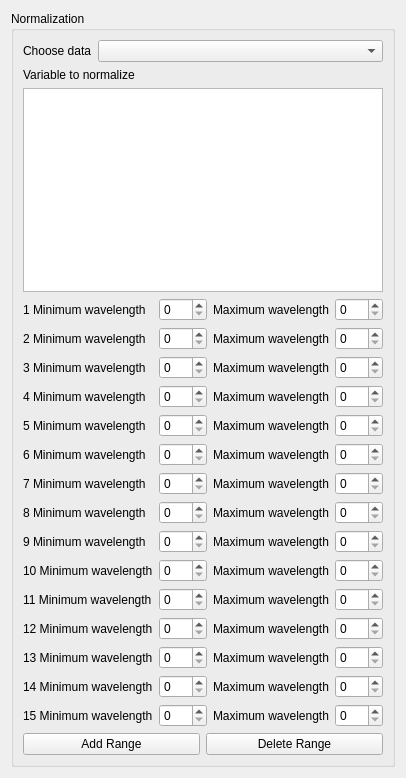
tthatcher95/PyHAT_Point_Spectra_GUI, file ui/Normalization.ui: the form before one commit.
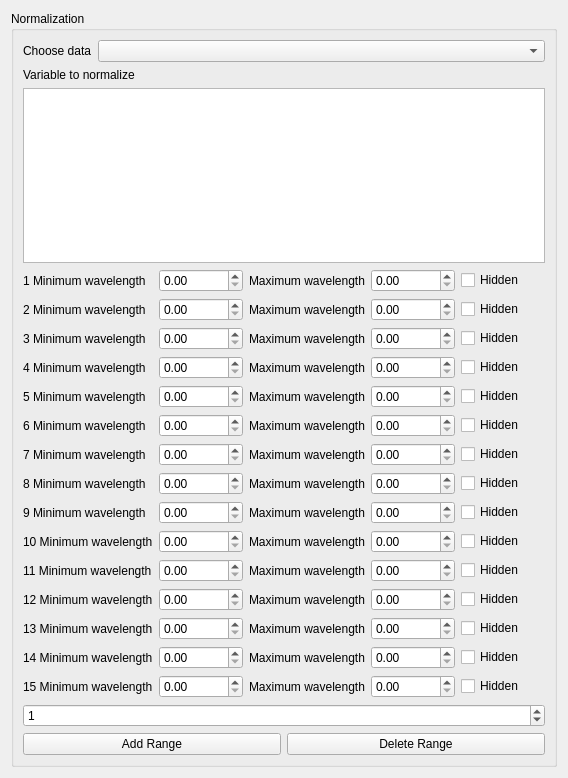
The form after the commit.

Commit message:
Major update to the normalization module
Better management of hiding/showing ranges
Automatically finds breaks in the spectrum
Sets min max of range to min max of data

Diff of the .ui file:
```diff
--- a/ui/Normalization.ui
+++ b/ui/Normalization.ui
@@ -6,7 +6,7 @@
    <rect>
     <x>0</x>
     <y>0</y>
-    <width>406</width>
+    <width>568</width>
     <height>778</height>
    </rect>
   </property>
@@ -56,6 +56,30 @@
       </item>
       <item>
        <layout class="QGridLayout" name="waveLengthLayout">
+        <item row="5" column="4">
+         <widget class="QCheckBox" name="hidden_6">
+          <property name="text">
+           <string>Hidden</string>
+          </property>
+         </widget>
+        </item>
+        <item row="3" column="4">
+         <widget class="QCheckBox" name="hidden_4">
+          <property name="text">
+           <string>Hidden</string>
+          </property>
+         </widget>
+        </item>
+        <item row="0" column="4">
+         <widget class="QCheckBox" name="hidden_1">
+          <property name="text">
+           <string>Hidden</string>
+          </property>
+          <property name="checked">
+           <bool>false</bool>
+          </property>
+         </widget>
+        </item>
         <item row="0" column="0">
          <widget class="QLabel" name="minimumWavelengthLabel">
           <property name="text">
@@ -63,9 +87,6 @@
           </property>
          </widget>
         </item>
-        <item row="0" column="1">
-         <widget class="QSpinBox" name="minimumWavelengthSpinBox"/>
-        </item>
         <item row="0" column="2">
          <widget class="QLabel" name="maximumWavelengthLabel">
           <property name="text">
@@ -73,9 +94,6 @@
           </property>
          </widget>
         </item>
-        <item row="0" column="3">
-         <widget class="QSpinBox" name="maximumWavelengthSpinBox"/>
-        </item>
         <item row="1" column="0">
          <widget class="QLabel" name="minimumWavelengthLabel_2">
           <property name="text">
@@ -83,9 +101,6 @@
           </property>
          </widget>
         </item>
-        <item row="1" column="1">
-         <widget class="QSpinBox" name="minimumWavelengthSpinBox_2"/>
-        </item>
         <item row="1" column="2">
          <widget class="QLabel" name="maximumWavelengthLabel_2">
           <property name="text">
@@ -93,9 +108,6 @@
           </property>
          </widget>
         </item>
-        <item row="1" column="3">
-         <widget class="QSpinBox" name="maximumWavelengthSpinBox_2"/>
-        </item>
         <item row="2" column="0">
          <widget class="QLabel" name="minimumWavelengthLabel_3">
           <property name="text">
@@ -103,9 +115,6 @@
           </property>
          </widget>
         </item>
-        <item row="2" column="1">
-         <widget class="QSpinBox" name="minimumWavelengthSpinBox_3"/>
-        </item>
         <item row="2" column="2">
          <widget class="QLabel" name="maximumWavelengthLabel_3">
           <property name="text">
@@ -113,9 +122,6 @@
           </property>
          </widget>
         </item>
-        <item row="2" column="3">
-         <widget class="QSpinBox" name="maximumWavelengthSpinBox_3"/>
-        </item>
         <item row="3" column="0">
          <widget class="QLabel" name="minimumWavelengthLabel_4">
           <property name="text">
@@ -123,9 +129,6 @@
           </property>
          </widget>
         </item>
-        <item row="3" column="1">
-         <widget class="QSpinBox" name="minimumWavelengthSpinBox_4"/>
-        </item>
         <item row="3" column="2">
          <widget class="QLabel" name="maximumWavelengthLabel_4">
           <property name="text">
@@ -133,9 +136,6 @@
           </property>
          </widget>
         </item>
-        <item row="3" column="3">
-         <widget class="QSpinBox" name="maximumWavelengthSpinBox_4"/>
-        </item>
         <item row="4" column="0">
          <widget class="QLabel" name="minimumWavelengthLabel_5">
           <property name="text">
@@ -143,9 +143,6 @@
           </property>
          </widget>
         </item>
-        <item row="4" column="1">
-         <widget class="QSpinBox" name="minimumWavelengthSpinBox_5"/>
-        </item>
         <item row="4" column="2">
          <widget class="QLabel" name="maximumWavelengthLabel_5">
           <property name="text">
@@ -153,9 +150,6 @@
           </property>
          </widget>
         </item>
-        <item row="4" column="3">
-         <widget class="QSpinBox" name="maximumWavelengthSpinBox_5"/>
-        </item>
         <item row="5" column="0">
          <widget class="QLabel" name="minimumWavelengthLabel_6">
           <property name="text">
@@ -163,9 +157,6 @@
           </property>
          </widget>
         </item>
-        <item row="5" column="1">
-         <widget class="QSpinBox" name="minimumWavelengthSpinBox_6"/>
-        </item>
         <item row="5" column="2">
          <widget class="QLabel" name="maximumWavelengthLabel_6">
           <property name="text">
@@ -173,9 +164,6 @@
           </property>
          </widget>
         </item>
-        <item row="5" column="3">
-         <widget class="QSpinBox" name="maximumWavelengthSpinBox_6"/>
-        </item>
         <item row="6" column="0">
          <widget class="QLabel" name="minimumWavelengthLabel_7">
           <property name="text">
@@ -183,9 +171,6 @@
           </property>
          </widget>
         </item>
-        <item row="6" column="1">
-         <widget class="QSpinBox" name="minimumWavelengthSpinBox_7"/>
-        </item>
         <item row="6" column="2">
          <widget class="QLabel" name="maximumWavelengthLabel_7">
           <property name="text">
@@ -193,9 +178,6 @@
           </property>
          </widget>
         </item>
-        <item row="6" column="3">
-         <widget class="QSpinBox" name="maximumWavelengthSpinBox_7"/>
-        </item>
         <item row="7" column="0">
          <widget class="QLabel" name="minimumWavelengthLabel_8">
           <property name="text">
@@ -203,9 +185,6 @@
           </property>
          </widget>
         </item>
-        <item row="7" column="1">
-         <widget class="QSpinBox" name="minimumWavelengthSpinBox_8"/>
-        </item>
         <item row="7" column="2">
          <widget class="QLabel" name="maximumWavelengthLabel_8">
           <property name="text">
@@ -213,9 +192,6 @@
           </property>
          </widget>
         </item>
-        <item row="7" column="3">
-         <widget class="QSpinBox" name="maximumWavelengthSpinBox_8"/>
-        </item>
         <item row="8" column="0">
          <widget class="QLabel" name="minimumWavelengthLabel_9">
           <property name="text">
@@ -223,9 +199,6 @@
           </property>
          </widget>
         </item>
-        <item row="8" column="1">
-         <widget class="QSpinBox" name="minimumWavelengthSpinBox_9"/>
-        </item>
         <item row="8" column="2">
          <widget class="QLabel" name="maximumWavelengthLabel_9">
           <property name="text">
@@ -233,9 +206,6 @@
           </property>
          </widget>
         </item>
-        <item row="8" column="3">
-         <widget class="QSpinBox" name="maximumWavelengthSpinBox_9"/>
-        </item>
         <item row="9" column="0">
          <widget class="QLabel" name="minimumWavelengthLabel_10">
           <property name="text">
@@ -243,9 +213,6 @@
           </property>
          </widget>
         </item>
-        <item row="9" column="1">
-         <widget class="QSpinBox" name="minimumWavelengthSpinBox_10"/>
-        </item>
         <item row="9" column="2">
          <widget class="QLabel" name="maximumWavelengthLabel_10">
           <property name="text">
@@ -253,9 +220,6 @@
           </property>
          </widget>
         </item>
-        <item row="9" column="3">
-         <widget class="QSpinBox" name="maximumWavelengthSpinBox_10"/>
-        </item>
         <item row="10" column="0">
          <widget class="QLabel" name="minimumWavelengthLabel_11">
           <property name="text">
@@ -263,9 +227,6 @@
           </property>
          </widget>
         </item>
-        <item row="10" column="1">
-         <widget class="QSpinBox" name="minimumWavelengthSpinBox_11"/>
-        </item>
         <item row="10" column="2">
          <widget class="QLabel" name="maximumWavelengthLabel_11">
           <property name="text">
@@ -273,9 +234,6 @@
           </property>
          </widget>
         </item>
-        <item row="10" column="3">
-         <widget class="QSpinBox" name="maximumWavelengthSpinBox_11"/>
-        </item>
         <item row="11" column="0">
          <widget class="QLabel" name="minimumWavelengthLabel_12">
           <property name="text">
@@ -283,9 +241,6 @@
           </property>
          </widget>
         </item>
-        <item row="11" column="1">
-         <widget class="QSpinBox" name="minimumWavelengthSpinBox_12"/>
-        </item>
         <item row="11" column="2">
          <widget class="QLabel" name="maximumWavelengthLabel_12">
           <property name="text">
@@ -293,9 +248,6 @@
           </property>
          </widget>
         </item>
-        <item row="11" column="3">
-         <widget class="QSpinBox" name="maximumWavelengthSpinBox_12"/>
-        </item>
         <item row="12" column="0">
          <widget class="QLabel" name="minimumWavelengthLabel_13">
           <property name="text">
@@ -303,9 +255,6 @@
           </property>
          </widget>
         </item>
-        <item row="12" column="1">
-         <widget class="QSpinBox" name="minimumWavelengthSpinBox_13"/>
-        </item>
         <item row="12" column="2">
          <widget class="QLabel" name="maximumWavelengthLabel_13">
           <property name="text">
@@ -313,9 +262,6 @@
           </property>
          </widget>
         </item>
-        <item row="12" column="3">
-         <widget class="QSpinBox" name="maximumWavelengthSpinBox_13"/>
-        </item>
         <item row="13" column="0">
          <widget class="QLabel" name="minimumWavelengthLabel_14">
           <property name="text">
@@ -323,9 +269,6 @@
           </property>
          </widget>
         </item>
-        <item row="13" column="1">
-         <widget class="QSpinBox" name="minimumWavelengthSpinBox_14"/>
-        </item>
         <item row="13" column="2">
          <widget class="QLabel" name="maximumWavelengthLabel_14">
           <property name="text">
@@ -333,9 +276,6 @@
           </property>
          </widget>
         </item>
-        <item row="13" column="3">
-         <widget class="QSpinBox" name="maximumWavelengthSpinBox_14"/>
-        </item>
         <item row="14" column="0">
          <widget class="QLabel" name="minimumWavelengthLabel_15">
           <property name="text">
@@ -350,14 +290,189 @@
           </property>
          </widget>
         </item>
-        <item row="14" column="3">
-         <widget class="QSpinBox" name="maximumWavelengthSpinBox_15"/>
+        <item row="0" column="1">
+         <widget class="QDoubleSpinBox" name="minWvlSpin"/>
+        </item>
+        <item row="9" column="1">
+         <widget class="QDoubleSpinBox" name="minWvlSpin_10"/>
+        </item>
+        <item row="10" column="1">
+         <widget class="QDoubleSpinBox" name="minWvlSpin_11"/>
+        </item>
+        <item row="11" column="1">
+         <widget class="QDoubleSpinBox" name="minWvlSpin_12"/>
+        </item>
+        <item row="12" column="1">
+         <widget class="QDoubleSpinBox" name="minWvlSpin_13"/>
+        </item>
+        <item row="13" column="1">
+         <widget class="QDoubleSpinBox" name="minWvlSpin_14"/>
         </item>
         <item row="14" column="1">
-         <widget class="QSpinBox" name="minimumWavelengthSpinBox_15"/>
+         <widget class="QDoubleSpinBox" name="minWvlSpin_15"/>
+        </item>
+        <item row="1" column="1">
+         <widget class="QDoubleSpinBox" name="minWvlSpin_2"/>
+        </item>
+        <item row="2" column="1">
+         <widget class="QDoubleSpinBox" name="minWvlSpin_3"/>
+        </item>
+        <item row="3" column="1">
+         <widget class="QDoubleSpinBox" name="minWvlSpin_4"/>
+        </item>
+        <item row="4" column="1">
+         <widget class="QDoubleSpinBox" name="minWvlSpin_5"/>
+        </item>
+        <item row="5" column="1">
+         <widget class="QDoubleSpinBox" name="minWvlSpin_6"/>
+        </item>
+        <item row="6" column="1">
+         <widget class="QDoubleSpinBox" name="minWvlSpin_7"/>
+        </item>
+        <item row="7" column="1">
+         <widget class="QDoubleSpinBox" name="minWvlSpin_8"/>
+        </item>
+        <item row="8" column="1">
+         <widget class="QDoubleSpinBox" name="minWvlSpin_9"/>
+        </item>
+        <item row="0" column="3">
+         <widget class="QDoubleSpinBox" name="maxWvlSpin"/>
+        </item>
+        <item row="9" column="3">
+         <widget class="QDoubleSpinBox" name="maxWvlSpin_10"/>
+        </item>
+        <item row="10" column="3">
+         <widget class="QDoubleSpinBox" name="maxWvlSpin_11"/>
+        </item>
+        <item row="11" column="3">
+         <widget class="QDoubleSpinBox" name="maxWvlSpin_12"/>
+        </item>
+        <item row="12" column="3">
+         <widget class="QDoubleSpinBox" name="maxWvlSpin_13"/>
+        </item>
+        <item row="13" column="3">
+         <widget class="QDoubleSpinBox" name="maxWvlSpin_14"/>
+        </item>
+        <item row="14" column="3">
+         <widget class="QDoubleSpinBox" name="maxWvlSpin_15"/>
+        </item>
+        <item row="1" column="3">
+         <widget class="QDoubleSpinBox" name="maxWvlSpin_2"/>
+        </item>
+        <item row="2" column="3">
+         <widget class="QDoubleSpinBox" name="maxWvlSpin_3"/>
+        </item>
+        <item row="3" column="3">
+         <widget class="QDoubleSpinBox" name="maxWvlSpin_4"/>
+        </item>
+        <item row="4" column="3">
+         <widget class="QDoubleSpinBox" name="maxWvlSpin_5"/>
+        </item>
+        <item row="5" column="3">
+         <widget class="QDoubleSpinBox" name="maxWvlSpin_6"/>
+        </item>
+        <item row="6" column="3">
+         <widget class="QDoubleSpinBox" name="maxWvlSpin_7"/>
+        </item>
+        <item row="7" column="3">
+         <widget class="QDoubleSpinBox" name="maxWvlSpin_8"/>
+        </item>
+        <item row="8" column="3">
+         <widget class="QDoubleSpinBox" name="maxWvlSpin_9"/>
+        </item>
+        <item row="4" column="4">
+         <widget class="QCheckBox" name="hidden_5">
+          <property name="text">
+           <string>Hidden</string>
+          </property>
+         </widget>
+        </item>
+        <item row="6" column="4">
+         <widget class="QCheckBox" name="hidden_7">
+          <property name="text">
+           <string>Hidden</string>
+          </property>
+         </widget>
+        </item>
+        <item row="2" column="4">
+         <widget class="QCheckBox" name="hidden_3">
+          <property name="text">
+           <string>Hidden</string>
+          </property>
+         </widget>
+        </item>
+        <item row="8" column="4">
+         <widget class="QCheckBox" name="hidden_9">
+          <property name="text">
+           <string>Hidden</string>
+          </property>
+         </widget>
+        </item>
+        <item row="1" column="4">
+         <widget class="QCheckBox" name="hidden_2">
+          <property name="text">
+           <string>Hidden</string>
+          </property>
+         </widget>
+        </item>
+        <item row="9" column="4">
+         <widget class="QCheckBox" name="hidden_10">
+          <property name="text">
+           <string>Hidden</string>
+          </property>
+         </widget>
+        </item>
+        <item row="12" column="4">
+         <widget class="QCheckBox" name="hidden_13">
+          <property name="text">
+           <string>Hidden</string>
+          </property>
+         </widget>
+        </item>
+        <item row="10" column="4">
+         <widget class="QCheckBox" name="hidden_11">
+          <property name="text">
+           <string>Hidden</string>
+          </property>
+         </widget>
+        </item>
+        <item row="11" column="4">
+         <widget class="QCheckBox" name="hidden_12">
+          <property name="text">
+           <string>Hidden</string>
+          </property>
+         </widget>
+        </item>
+        <item row="13" column="4">
+         <widget class="QCheckBox" name="hidden_14">
+          <property name="text">
+           <string>Hidden</string>
+          </property>
+         </widget>
+        </item>
+        <item row="14" column="4">
+         <widget class="QCheckBox" name="hidden_15">
+          <property name="text">
+           <string>Hidden</string>
+          </property>
+         </widget>
+        </item>
+        <item row="7" column="4">
+         <widget class="QCheckBox" name="hidden_8">
+          <property name="text">
+           <string>Hidden</string>
+          </property>
+         </widget>
         </item>
        </layout>
       </item>
+      <item>
+       <widget class="QSpinBox" name="index">
+        <property name="value">
+         <number>1</number>
+        </property>
+       </widget>
+      </item>
       <item>
        <layout class="QHBoxLayout" name="addDelRangeLayout">
         <item>
```
Left out of the diff: 60 changed lines with no effect on the pictures. The commit also changes 2 other files.
